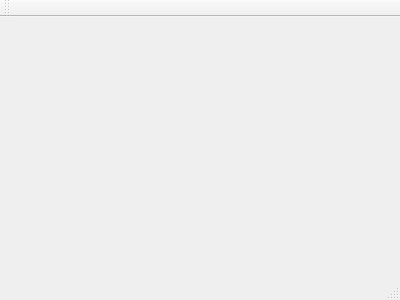
Old version of the form palinkafozo2/palinkafozo.ui in the repository dorven/palinkafozo2.
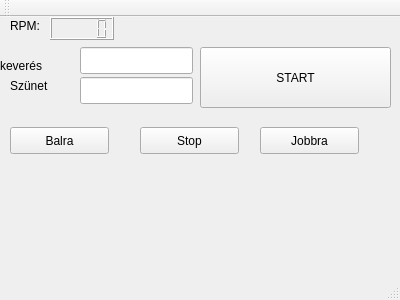
New version of the form.

Diff of the .ui file:
```diff
--- a/palinkafozo2/palinkafozo.ui
+++ b/palinkafozo2/palinkafozo.ui
@@ -12,13 +12,150 @@
   <property name="windowTitle" >
    <string>Palinkafozo</string>
   </property>
-  <widget class="QMenuBar" name="menuBar" />
-  <widget class="QToolBar" name="mainToolBar" />
-  <widget class="QWidget" name="centralWidget" />
-  <widget class="QStatusBar" name="statusBar" />
+  <widget class="QWidget" name="centralWidget">
+   <widget class="QLCDNumber" name="lcdNumber">
+    <property name="geometry">
+     <rect>
+      <x>50</x>
+      <y>0</y>
+      <width>64</width>
+      <height>23</height>
+     </rect>
+    </property>
+   </widget>
+   <widget class="QLabel" name="label">
+    <property name="geometry">
+     <rect>
+      <x>10</x>
+      <y>0</y>
+      <width>67</width>
+      <height>17</height>
+     </rect>
+    </property>
+    <property name="text">
+     <string>RPM:</string>
+    </property>
+   </widget>
+   <widget class="QLabel" name="label_2">
+    <property name="geometry">
+     <rect>
+      <x>0</x>
+      <y>40</y>
+      <width>67</width>
+      <height>17</height>
+     </rect>
+    </property>
+    <property name="text">
+     <string>keverés</string>
+    </property>
+   </widget>
+   <widget class="QLineEdit" name="lineEdit">
+    <property name="geometry">
+     <rect>
+      <x>80</x>
+      <y>30</y>
+      <width>113</width>
+      <height>27</height>
+     </rect>
+    </property>
+   </widget>
+   <widget class="QLineEdit" name="lineEdit_2">
+    <property name="geometry">
+     <rect>
+      <x>80</x>
+      <y>60</y>
+      <width>113</width>
+      <height>27</height>
+     </rect>
+    </property>
+   </widget>
+   <widget class="QLabel" name="label_3">
+    <property name="geometry">
+     <rect>
+      <x>10</x>
+      <y>60</y>
+      <width>67</width>
+      <height>17</height>
+     </rect>
+    </property>
+    <property name="text">
+     <string>Szünet</string>
+    </property>
+   </widget>
+   <widget class="QPushButton" name="pushButton">
+    <property name="geometry">
+     <rect>
+      <x>200</x>
+      <y>30</y>
+      <width>191</width>
+      <height>61</height>
+     </rect>
+    </property>
+    <property name="text">
+     <string>START</string>
+    </property>
+   </widget>
+   <widget class="QPushButton" name="pushButton_2">
+    <property name="geometry">
+     <rect>
+      <x>10</x>
+      <y>110</y>
+      <width>99</width>
+      <height>27</height>
+     </rect>
+    </property>
+    <property name="text">
+     <string>Balra</string>
+    </property>
+   </widget>
+   <widget class="QPushButton" name="pushButton_3">
+    <property name="geometry">
+     <rect>
+      <x>140</x>
+      <y>110</y>
+      <width>99</width>
+      <height>27</height>
+     </rect>
+    </property>
+    <property name="text">
+     <string>Stop</string>
+    </property>
+   </widget>
+   <widget class="QPushButton" name="pushButton_4">
+    <property name="geometry">
+     <rect>
+      <x>260</x>
+      <y>110</y>
+      <width>99</width>
+      <height>27</height>
+     </rect>
+    </property>
+    <property name="text">
+     <string>Jobbra</string>
+    </property>
+   </widget>
+  </widget>
+  <widget class="QMenuBar" name="menuBar">
+   <property name="geometry">
+    <rect>
+     <x>0</x>
+     <y>0</y>
+     <width>400</width>
+     <height>25</height>
+    </rect>
+   </property>
+  </widget>
+  <widget class="QToolBar" name="mainToolBar">
+   <attribute name="toolBarArea">
+    <enum>TopToolBarArea</enum>
+   </attribute>
+   <attribute name="toolBarBreak">
+    <bool>false</bool>
+   </attribute>
+  </widget>
+  <widget class="QStatusBar" name="statusBar"/>
  </widget>
- <layoutDefault spacing="6" margin="11" />
- <pixmapfunction></pixmapfunction>
+ <layoutdefault spacing="6" margin="11"/>
  <resources/>
  <connections/>
 </ui>
```
Left out of the diff: 7 changed lines with no effect on the pictures.
